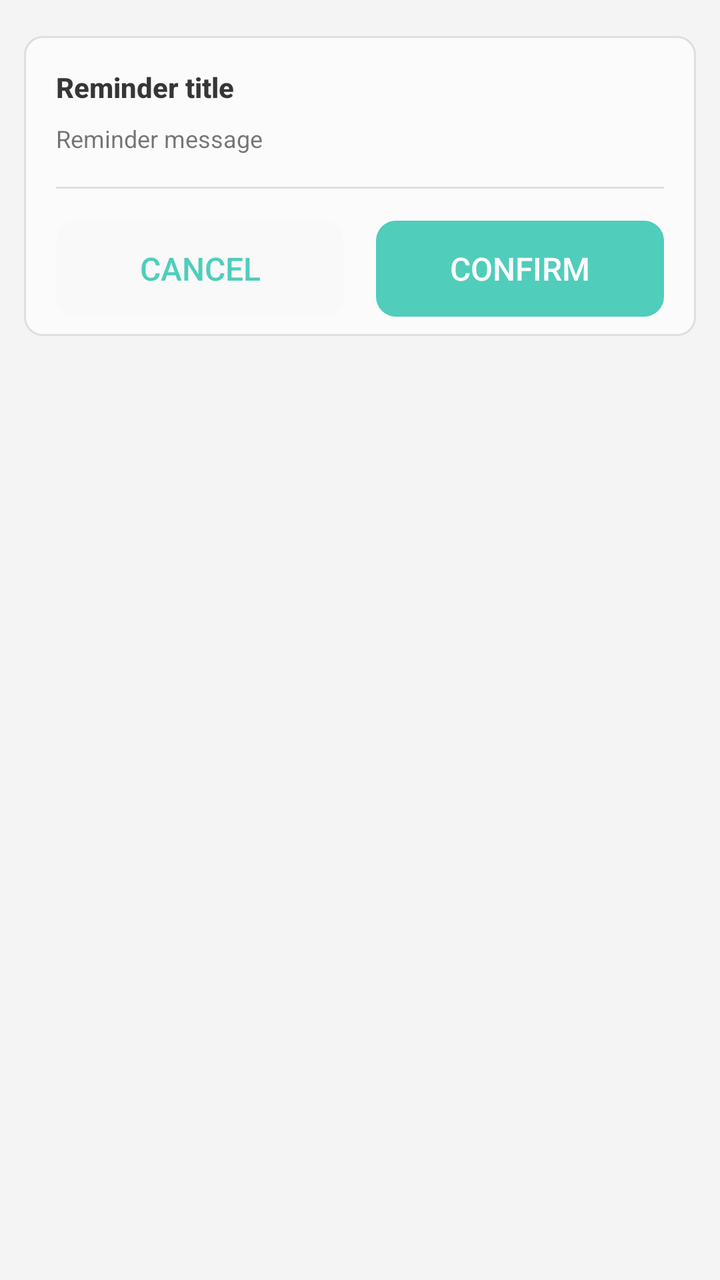
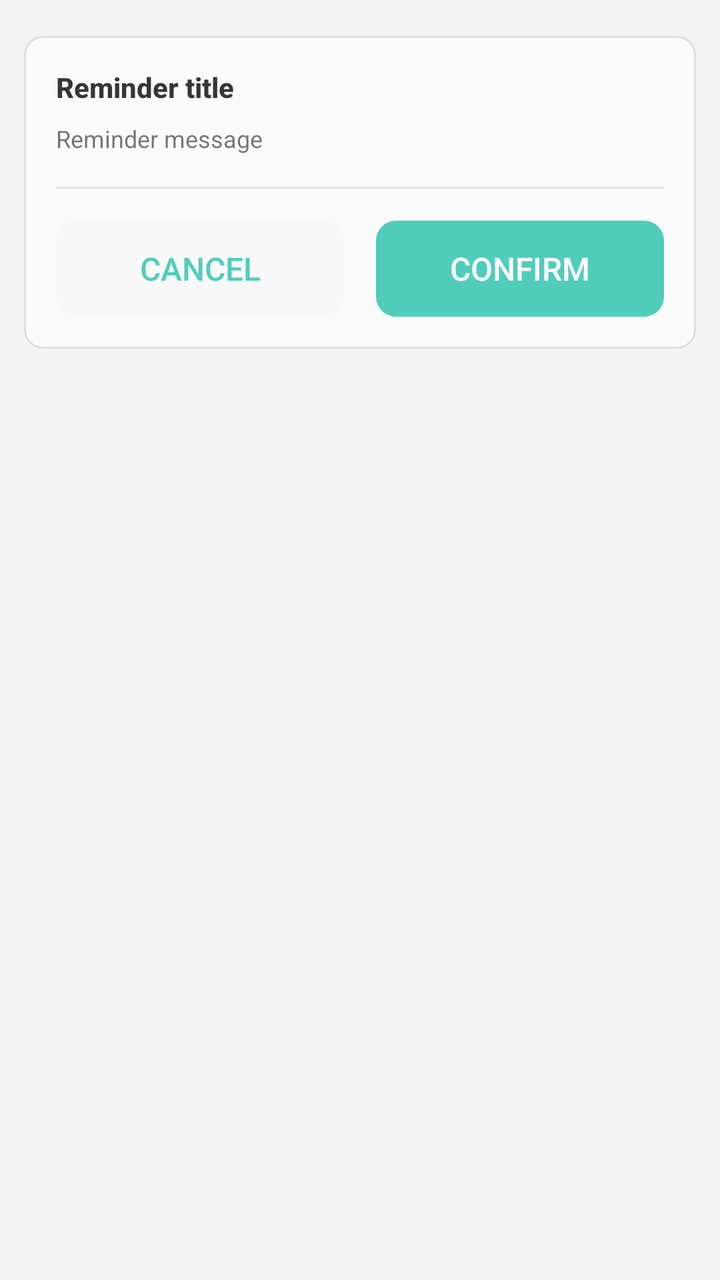

The first picture is an Android layout as it rendered before a commit; the second is the same layout after the commit. The layout source and the unified diff follow.
<!-- AndroidManifest.xml: application theme AppTheme -->
<!-- res/layout/dialog_confirm_custom.xml -->
<?xml version="1.0" encoding="utf-8"?>
<ScrollView
    xmlns:android="http://schemas.android.com/apk/res/android"
    android:overScrollMode="never"
    android:layout_width="match_parent"
    android:layout_height="match_parent">

    <LinearLayout
        android:layout_width="match_parent"
        android:layout_height="wrap_content"
        android:orientation="vertical"
        android:padding="12dp">

        <LinearLayout
            android:alpha="0.9"
            android:layout_width="match_parent"
            android:layout_height="wrap_content"
            android:minHeight="150dp"
            android:layout_marginTop="6dp"
            android:layout_marginBottom="8dp"
            android:background="@drawable/krscript_item_ripple_kon"
            android:orientation="vertical">

            <TextView
                android:id="@+id/confirm_title"
                android:breakStrategy="simple"
                style="@style/dialogTitle"
                android:text="@string/confirm_title" />
            <TextView
                android:id="@+id/confirm_message"
                android:breakStrategy="simple"
                style="@style/dialogDesc"
                android:text="@string/confirm_message" />

            <FrameLayout
                android:id="@+id/confirm_custom_view"
                android:layout_width="match_parent"
                android:layout_height="wrap_content" />

            
            <View
                android:layout_width="match_parent"
                android:layout_height="1dp"
                android:layout_marginHorizontal="16dp"
                android:layout_marginTop="16dp"
                android:background="?android:attr/listDivider" />

            <LinearLayout
                android:layout_marginTop="16dp"
                android:layout_marginHorizontal="16dp"
                android:orientation="horizontal"
                android:layout_width="match_parent"
                android:layout_height="wrap_content">

                <Button
                    android:id="@+id/btn_cancel"
                    style="@style/dialogCancelBtn"
                    android:text="@string/btn_cancel">
                </Button>
                <Button
                    android:id="@+id/btn_confirm"
                    style="@style/dialogConfirmBtn"
                    android:text="@string/btn_confirm">
                </Button>
            </LinearLayout>
        </LinearLayout>

    </LinearLayout>
</ScrollView>
<!-- resources referenced by this layout -->
<resources>
  <string name="btn_cancel">Cancel</string>
  <string name="btn_confirm">Confirm</string>
  <string name="confirm_message">Reminder message</string>
  <string name="confirm_title">Reminder title</string>
  <style name="dialogCancelBtn" parent="dialogLargeBtn">
          <item name="android:layout_marginStart">0dp</item>
          <item name="android:background">@drawable/btn_bg_large_secondary</item>
      </style>
  <style name="dialogConfirmBtn" parent="dialogLargeBtn">
          <item name="android:textColor">#FFFFFF</item>
          <item name="android:background">@drawable/btn_bg_large</item>
      </style>
  <style name="dialogDesc" parent="@style/textSmall">
          <item name="android:paddingStart">16dp</item>
          <item name="android:paddingEnd">16dp</item>
          <item name="android:paddingTop">8dp</item>
          <item name="android:layout_width">match_parent</item>
          <item name="android:layout_height">wrap_content</item>
      </style>
  <style name="dialogTitle" parent="@style/textTitle">
          <item name="android:paddingStart">16dp</item>
          <item name="android:paddingEnd">16dp</item>
          <item name="android:paddingTop">16dp</item>
          <item name="android:layout_width">match_parent</item>
          <item name="android:layout_height">wrap_content</item>
      </style>
  <!-- drawable btn_bg_large (drawable) -->
  <?xml version="1.0" encoding="utf-8"?>
  <selector xmlns:android="http://schemas.android.com/apk/res/android">
      <item android:drawable="@drawable/btn_bg_active_large" android:state_pressed="true" />
      <item android:drawable="@drawable/btn_bg_disabled_large" android:state_enabled="false" />
      <item android:drawable="@drawable/btn_bg_inactive_large" />
  </selector>
  <style name="textSmall">
          <item name="android:textColor">?android:attr/textColorSecondary</item>
          <item name="android:textSize">12sp</item>
      </style>
  <style name="textTitle">
          <item name="android:textColor">?android:attr/textColorPrimary</item>
          <item name="android:textStyle">bold</item>
          <item name="android:textSize">14dp</item>
      </style>
  <color name="colorPrimary">#64CDB6</color>
  <color name="colorPrimaryDark">#30C7B6</color>
  <color name="colorAccent">#0dbda2</color>
  <color name="colorParseDark">#20605f5f</color>
  <color name="colorPirmDark">#20000000</color>
  <color name="status_bg_light">@android:color/white</color>
  <color name="window_bg_light">#f4f4f4</color>
  <color name="cardBgLight">#CCFFFFFF</color>
  <!-- drawable seekbar_thumb (drawable) -->
  <?xml version="1.0" encoding="utf-8"?>
  <shape xmlns:android="http://schemas.android.com/apk/res/android">
      <solid android:color="@android:color/transparent" />
      <corners android:radius="10dp" />
      <size
          android:width="12dp"
          android:height="12dp" />
  </shape>
  <!-- drawable switch_track_disabled (drawable) -->
  <?xml version="1.0" encoding="utf-8"?>
  <shape xmlns:android="http://schemas.android.com/apk/res/android">
      <solid android:color="#22888888" />
      <corners android:radius="10dp" />
      <size android:width="66dp" android:height="20dp" />
  </shape>
  <!-- drawable switch_track_open (drawable) -->
  <?xml version="1.0" encoding="utf-8"?>
  <shape xmlns:android="http://schemas.android.com/apk/res/android">
      <solid android:color="?android:colorAccent" />
      <corners android:radius="10dp" />
      <size android:width="66dp" android:height="20dp" />
  </shape>
  <!-- drawable switch_track_close (drawable) -->
  <?xml version="1.0" encoding="utf-8"?>
  <shape xmlns:android="http://schemas.android.com/apk/res/android">
      <solid android:color="#44888888" />
      <corners android:radius="10dp" />
      <size android:width="66dp" android:height="20dp" />
  </shape>
  <!-- unchanged entries left out for length: 17 -->
</resources>

<!-- the commit's change to res/layout/dialog_confirm_custom.xml (unified diff, before → after) -->
@@ -17,7 +17,6 @@
             android:layout_height="wrap_content"
             android:minHeight="150dp"
             android:layout_marginTop="6dp"
-            android:layout_marginBottom="8dp"
             android:background="@drawable/krscript_item_ripple_kon"
             android:orientation="vertical">
 
@@ -46,8 +45,7 @@
                 android:background="?android:attr/listDivider" />
 
             <LinearLayout
-                android:layout_marginTop="16dp"
-                android:layout_marginHorizontal="16dp"
+                android:layout_margin="16dp"
                 android:orientation="horizontal"
                 android:layout_width="match_parent"
                 android:layout_height="wrap_content">
